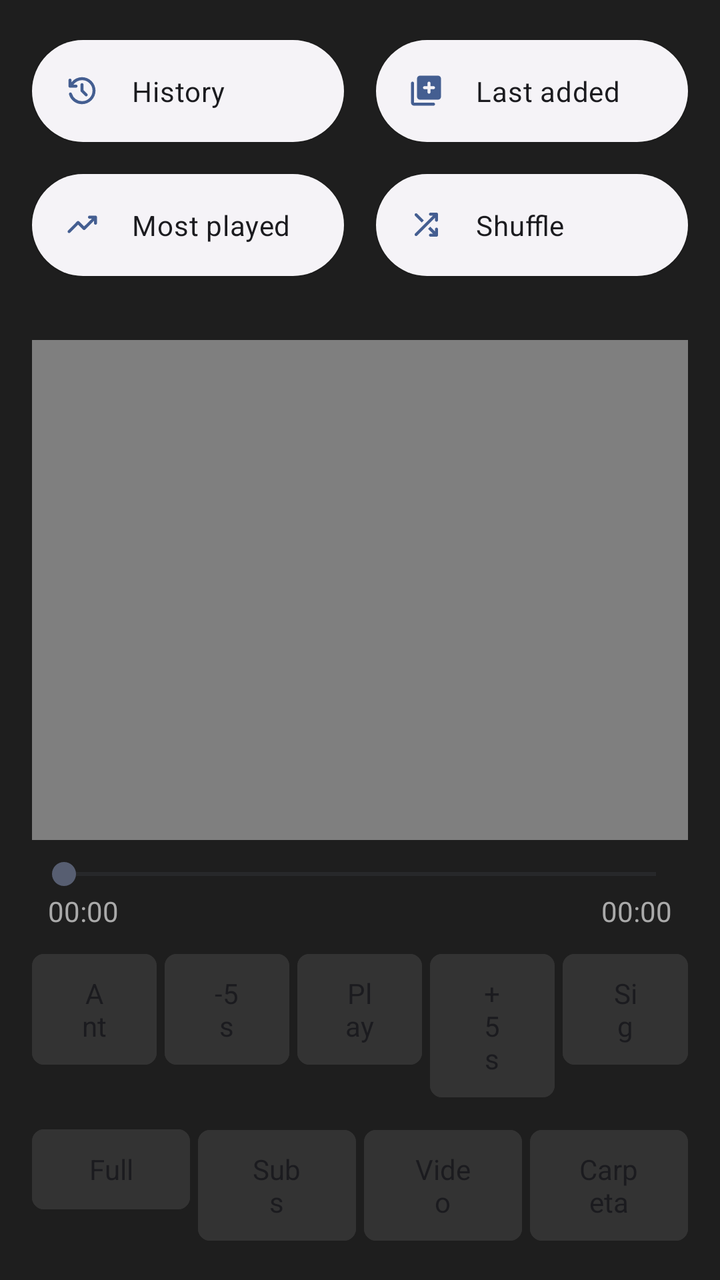
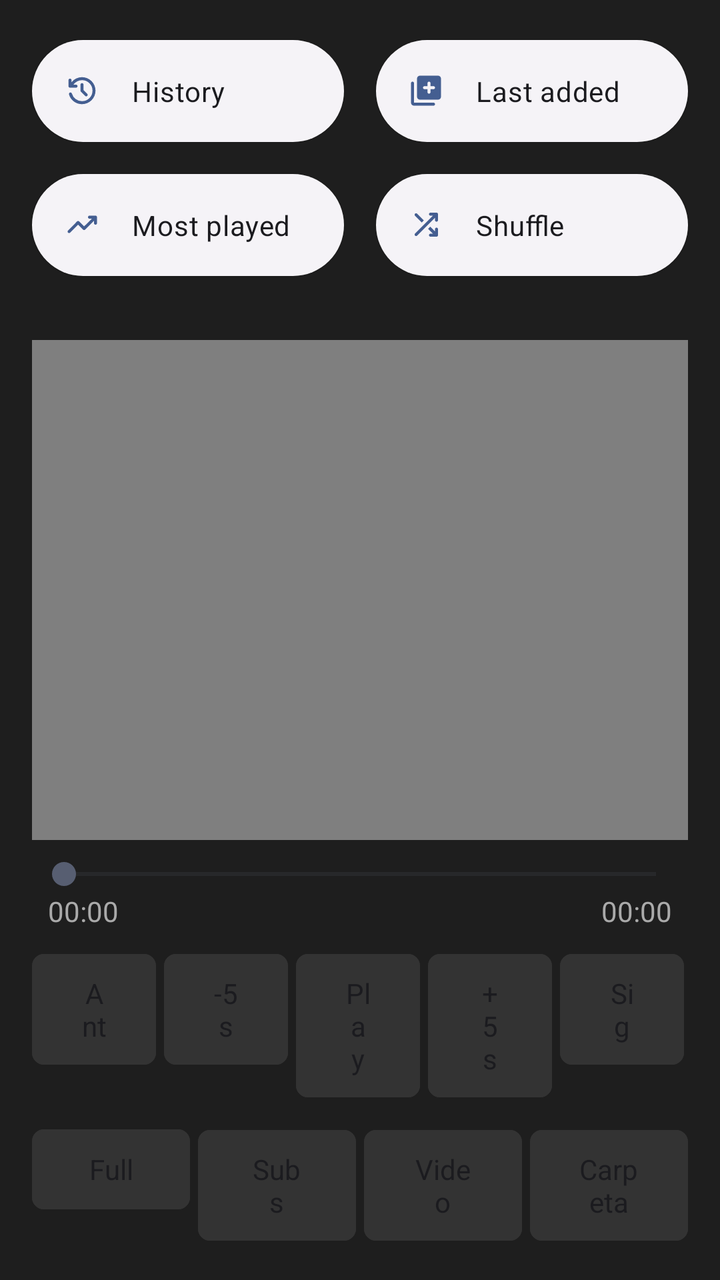

Before-and-after screenshots of an Android layout around one commit, followed by the original layout XML and the change that was made.
<!-- AndroidManifest.xml: application theme Theme.RetroMusic.MD3 -->
<!-- res/layout/home_content.xml -->
<?xml version="1.0" encoding="utf-8"?>
<LinearLayout xmlns:android="http://schemas.android.com/apk/res/android"
    android:layout_width="match_parent"
    android:layout_height="match_parent"
    android:orientation="vertical"
    android:background="#1E1E1E"
    android:focusable="true"
    android:focusableInTouchMode="true">

    <include
        android:id="@+id/abs_playlists"
        layout="@layout/abs_playlists" />

    <LinearLayout
        android:layout_width="match_parent"
        android:layout_height="wrap_content"
        android:orientation="vertical"
        android:padding="16dp">

        <FrameLayout
            android:id="@+id/videoContainer"
            android:layout_width="match_parent"
            android:layout_height="250dp"
            android:background="#000000">

            <VideoView
                android:id="@+id/videoPlayer"
                android:layout_width="match_parent"
                android:layout_height="match_parent"
                android:layout_gravity="center" />

            <TextView
                android:id="@+id/tvSubtitleOverlay"
                android:layout_width="match_parent"
                android:layout_height="wrap_content"
                android:layout_gravity="bottom|center_horizontal"
                android:gravity="center"
                android:padding="16dp"
                android:textColor="#FFFFFF"
                android:textSize="18sp" />
        </FrameLayout>

        <SeekBar
            android:id="@+id/videoSeekBar"
            android:layout_width="match_parent"
            android:layout_height="wrap_content"
            android:layout_marginTop="8dp" />

        <LinearLayout
            android:layout_width="match_parent"
            android:layout_height="wrap_content"
            android:orientation="horizontal"
            android:paddingHorizontal="8dp">
            <TextView android:id="@+id/tvCurrentTime" android:layout_width="wrap_content" android:layout_height="wrap_content" android:text="00:00" android:textColor="#AAAAAA" />
            <Space android:layout_width="0dp" android:layout_height="wrap_content" android:layout_weight="1" />
            <TextView android:id="@+id/tvTotalTime" android:layout_width="wrap_content" android:layout_height="wrap_content" android:text="00:00" android:textColor="#AAAAAA" />
        </LinearLayout>

        <LinearLayout
            android:layout_width="match_parent"
            android:layout_height="wrap_content"
            android:orientation="horizontal"
            android:weightSum="5"
            android:layout_marginTop="8dp">
            <Button android:id="@+id/btnPrevVideo" android:layout_width="0dp" android:layout_height="wrap_content" android:layout_weight="1" android:layout_marginEnd="2dp" android:backgroundTint="#333333" android:text="Ant" />
            <Button android:id="@+id/btnRewindTime" android:layout_width="0dp" android:layout_height="wrap_content" android:layout_weight="1" android:layout_marginHorizontal="2dp" android:backgroundTint="#333333" android:text="-5s" />
            <Button android:id="@+id/btnPlayPause" android:layout_width="0dp" android:layout_height="wrap_content" android:layout_weight="1" android:layout_marginHorizontal="2dp" android:backgroundTint="#333333" android:text="Play" />
            <Button android:id="@+id/btnForwardTime" android:layout_width="0dp" android:layout_height="wrap_content" android:layout_weight="1" android:layout_marginHorizontal="2dp" android:backgroundTint="#333333" android:text="+5s" />
            <Button android:id="@+id/btnNextVideo" android:layout_width="0dp" android:layout_height="wrap_content" android:layout_weight="1" android:layout_marginStart="2dp" android:backgroundTint="#333333" android:text="Sig" />
        </LinearLayout>

        <LinearLayout
            android:layout_width="match_parent"
            android:layout_height="wrap_content"
            android:orientation="horizontal"
            android:weightSum="4"
            android:layout_marginTop="8dp">
            <Button android:id="@+id/btnFullscreen" android:layout_width="0dp" android:layout_height="wrap_content" android:layout_weight="1" android:layout_marginEnd="2dp" android:backgroundTint="#333333" android:text="Full" />
            <Button android:id="@+id/btnLoadSubtitles" android:layout_width="0dp" android:layout_height="wrap_content" android:layout_weight="1" android:layout_marginHorizontal="2dp" android:backgroundTint="#333333" android:text="Subs" />
            <Button android:id="@+id/btnOpenFile" android:layout_width="0dp" android:layout_height="wrap_content" android:layout_weight="1" android:layout_marginHorizontal="2dp" android:backgroundTint="#333333" android:text="Video" />
            <Button android:id="@+id/btnChooseFolder" android:layout_width="0dp" android:layout_height="wrap_content" android:layout_weight="1" android:layout_marginStart="2dp" android:backgroundTint="#333333" android:text="Carpeta" />
        </LinearLayout>

        <androidx.recyclerview.widget.RecyclerView
            android:id="@+id/rvDownloads"
            android:layout_width="match_parent"
            android:layout_height="wrap_content"
            android:layout_marginTop="16dp"
            android:paddingBottom="20dp"
            android:scrollbars="vertical" />
            
    </LinearLayout>
</LinearLayout>
<!-- res/layout/abs_playlists.xml (included above) -->
<?xml version="1.0" encoding="utf-8"?>
<androidx.constraintlayout.widget.ConstraintLayout xmlns:android="http://schemas.android.com/apk/res/android"
    xmlns:app="http://schemas.android.com/apk/res-auto"
    android:layout_width="match_parent"
    android:layout_height="wrap_content"
    android:orientation="vertical"
    android:paddingBottom="12dp">

    <com.google.android.material.button.MaterialButton
        android:id="@+id/history"
        style="@style/HomeActionButton"
        android:layout_width="0dp"
        android:layout_height="wrap_content"
        android:layout_marginStart="16dp"
        android:layout_marginTop="16dp"
        android:layout_marginEnd="16dp"
        android:text="@string/history"
        app:icon="@drawable/ic_history"
        app:layout_constraintEnd_toStartOf="@+id/lastAdded"
        app:layout_constraintHorizontal_bias="0.5"
        app:layout_constraintStart_toStartOf="parent"
        app:layout_constraintTop_toTopOf="parent" />

    <com.google.android.material.button.MaterialButton
        android:id="@+id/lastAdded"
        style="@style/HomeActionButton"
        android:layout_width="0dp"
        android:layout_height="wrap_content"
        android:layout_marginEnd="16dp"
        android:text="@string/last_added"
        app:icon="@drawable/ic_library_add"
        app:layout_constraintEnd_toEndOf="parent"
        app:layout_constraintHorizontal_bias="0.5"
        app:layout_constraintStart_toEndOf="@+id/history"
        app:layout_constraintTop_toTopOf="@+id/history" />

    <com.google.android.material.button.MaterialButton
        android:id="@+id/topPlayed"
        style="@style/HomeActionButton"
        android:layout_width="0dp"
        android:layout_height="wrap_content"
        android:layout_marginTop="8dp"
        android:layout_marginEnd="16dp"
        android:text="@string/my_top_tracks"
        app:icon="@drawable/ic_trending_up"
        app:layout_constraintEnd_toStartOf="@+id/actionShuffle"
        app:layout_constraintHorizontal_bias="0.5"
        app:layout_constraintStart_toStartOf="@+id/history"
        app:layout_constraintTop_toBottomOf="@+id/history" />

    <com.google.android.material.button.MaterialButton
        android:id="@+id/actionShuffle"
        style="@style/HomeActionButton"
        android:layout_width="0dp"
        android:layout_height="wrap_content"
        android:layout_marginTop="8dp"
        android:text="@string/shuffle"
        app:icon="@drawable/ic_shuffle"
        app:layout_constraintEnd_toEndOf="@+id/lastAdded"
        app:layout_constraintHorizontal_bias="0.5"
        app:layout_constraintStart_toEndOf="@+id/topPlayed"
        app:layout_constraintTop_toBottomOf="@+id/lastAdded" />

</androidx.constraintlayout.widget.ConstraintLayout>
<!-- resources referenced by this layout -->
<resources>
  <!-- drawable ic_trending_up (drawable) -->
  <vector xmlns:android="http://schemas.android.com/apk/res/android"
      android:width="24dp"
      android:height="24dp"
      android:viewportWidth="24"
      android:viewportHeight="24"
      android:tint="?attr/colorControlNormal">
    <path
        android:fillColor="@android:color/white"
        android:pathData="M2.7,17.3Q2.425,17.025 2.425,16.612Q2.425,16.2 2.7,15.9L8.7,9.85Q8.85,9.725 9.025,9.65Q9.2,9.575 9.4,9.575Q9.6,9.575 9.788,9.65Q9.975,9.725 10.1,9.85L13.4,13.15L18.6,8H17Q16.575,8 16.288,7.713Q16,7.425 16,7Q16,6.575 16.288,6.287Q16.575,6 17,6H21Q21.425,6 21.712,6.287Q22,6.575 22,7V11Q22,11.425 21.712,11.712Q21.425,12 21,12Q20.575,12 20.288,11.712Q20,11.425 20,11V9.4L14.1,15.3Q13.95,15.45 13.775,15.512Q13.6,15.575 13.4,15.575Q13.2,15.575 13.025,15.512Q12.85,15.45 12.7,15.3L9.4,12L4.075,17.325Q3.8,17.6 3.4,17.6Q3,17.6 2.7,17.3Z"/>
  </vector>
  <string name="history">History</string>
  <string name="last_added">Last added</string>
  <string name="my_top_tracks">Most played</string>
  <string name="shuffle">Shuffle</string>
  <style name="HomeActionButton" parent="Widget.Material3.Button.ElevatedButton.Icon">
          <item name="android:paddingTop">16dp</item>
          <item name="android:paddingBottom">16dp</item>
          <item name="android:textColor">?attr/colorOnSurface</item>
          <item name="shapeAppearanceOverlay">
              @style/ShapeAppearanceOverlay.Material3.FloatingActionButton
          </item>
          <item name="iconPadding">16dp</item>
          <item name="iconGravity">start</item>
          <item name="android:gravity">start|center_vertical</item>
          <item name="android:textAppearance">@style/TextViewBody2</item>
      </style>
  <style name="TextViewBody2" parent="TextAppearance.MaterialComponents.Body2" />
  <!-- drawable round_selector (drawable) -->
  <ripple xmlns:android="http://schemas.android.com/apk/res/android"
      android:color="?android:attr/colorControlHighlight">
  
      <item
          android:id="@android:id/mask"
          android:drawable="@drawable/round_selector_mask" />
  
  </ripple>
  <!-- drawable rect_selector (drawable) -->
  <?xml version="1.0" encoding="utf-8"?>
  <ripple xmlns:android="http://schemas.android.com/apk/res/android"
      android:color="?android:attr/colorControlHighlight">
  
      <item android:id="@android:id/mask">
          <shape>
              <corners android:radius="@dimen/m3_card_corner_radius" />
              <solid android:color="@color/md_green_500" />
          </shape>
      </item>
      <item>
          <selector>
              <item android:state_activated="true">
                  <shape>
                      <corners android:radius="@dimen/m3_card_corner_radius" />
                      <solid android:color="?android:attr/colorControlHighlight" />
                  </shape>
              </item>
          </selector>
      </item>
  </ripple>
  <style name="MaterialButtonTheme" parent="Widget.Material3.Button">
          <item name="cornerRadius">6dp</item>
          <item name="iconGravity">textStart</item>
          <item name="iconTint">?attr/colorControlNormal</item>
          <item name="android:textColor">?android:attr/textColorPrimary</item>
          <item name="android:textAppearance">@style/TextViewNormal</item>
          <item name="android:textAllCaps">false</item>
          <item name="android:paddingTop">@dimen/button_padding_vertical</item>
          <item name="android:paddingBottom">@dimen/button_padding_vertical</item>
      </style>
  <!-- drawable round_selector_mask (drawable) -->
  <?xml version="1.0" encoding="utf-8"?>
  <shape xmlns:android="http://schemas.android.com/apk/res/android"
      android:shape="oval">
      <solid android:color="@android:color/white" />
  </shape>
  <dimen name="m3_card_corner_radius">16dp</dimen>
  <color name="md_green_500">#4CAF50</color>
  <style name="TextViewNormal" parent="">
          <item name="android:textSize">14sp</item>
      </style>
  <dimen name="button_padding_vertical">10dp</dimen>
  <!-- unchanged entries left out for length: 4 -->
</resources>

<!-- the commit's change to res/layout/home_content.xml (unified diff, before → after) -->
@@ -67,6 +67,7 @@
             <Button android:id="@+id/btnPlayPause" android:layout_width="0dp" android:layout_height="wrap_content" android:layout_weight="1" android:layout_marginHorizontal="2dp" android:backgroundTint="#333333" android:text="Play" />
             <Button android:id="@+id/btnForwardTime" android:layout_width="0dp" android:layout_height="wrap_content" android:layout_weight="1" android:layout_marginHorizontal="2dp" android:backgroundTint="#333333" android:text="+5s" />
             <Button android:id="@+id/btnNextVideo" android:layout_width="0dp" android:layout_height="wrap_content" android:layout_weight="1" android:layout_marginStart="2dp" android:backgroundTint="#333333" android:text="Sig" />
+            <Button android:id="@+id/btnMixVideo" android:layout_width="0dp" android:layout_height="wrap_content" android:layout_weight="1" android:layout_marginStart="2dp" android:backgroundTint="#6200EE" android:text="MKV" />
         </LinearLayout>
 
         <LinearLayout
